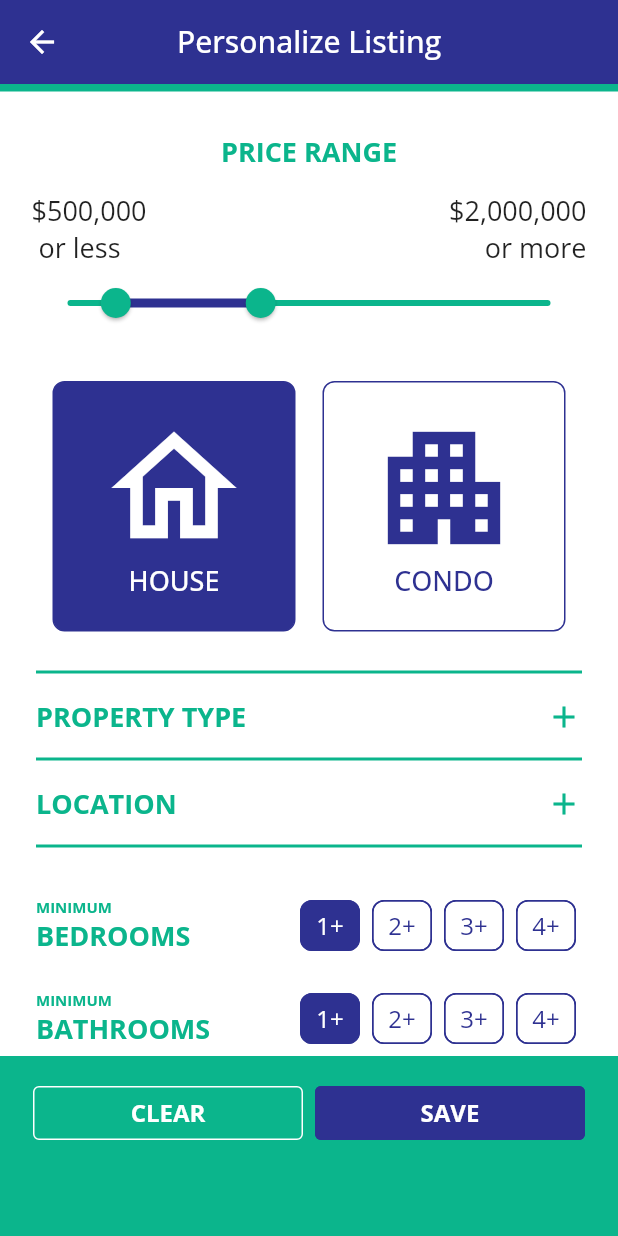
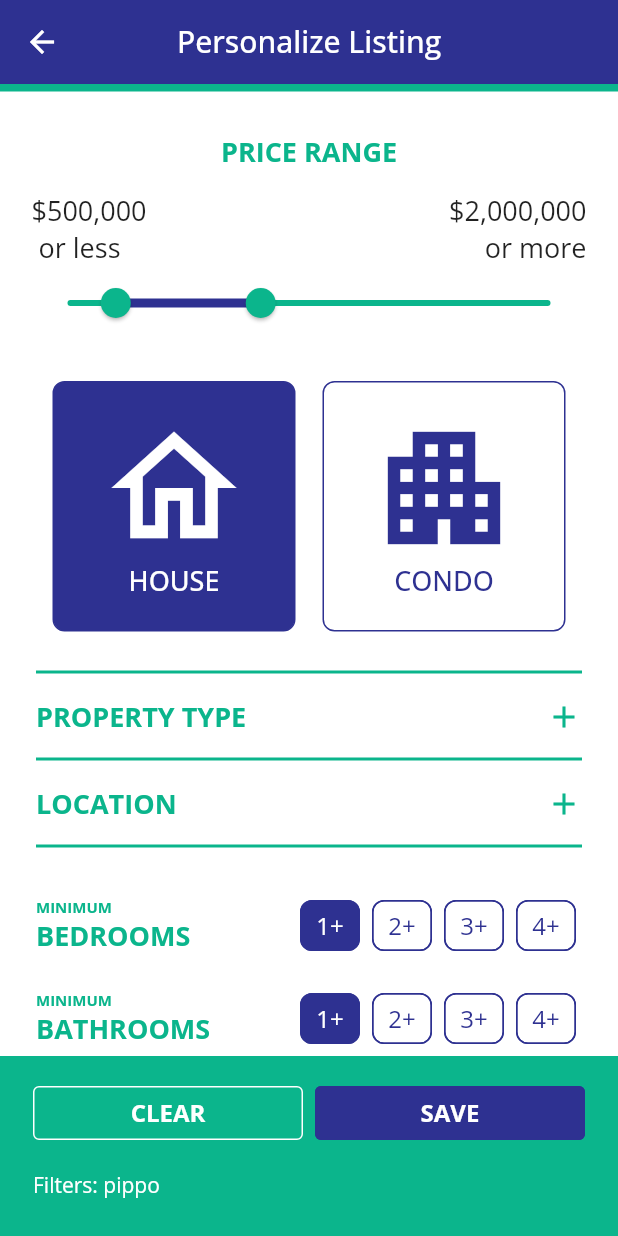
Before and after one commit to hesptech/rhouse_test, a Flutter app: the screen it shows after launch, after a tap on the "tune" icon, on a phone screen of 412 x 824 dp. Run offline on Flutter 3.47's test engine with Material 2 defaults, Android fonts, the phone set to English and light mode, and no system bars; our stand-ins replace firebase_auth, firebase_core, geolocator, google_fonts, google_maps_flutter and 1 more; missing offline and left inert: dart:ffi; accounts and stored records are empty.

Commit message:
provider filters fix

```diff
--- a/lib/filters/filters_bottom_bar.dart
+++ b/lib/filters/filters_bottom_bar.dart
@@ -1,10 +1,10 @@
 import 'package:flutter/material.dart';
 
-//import 'package:provider/provider.dart';
+import 'package:provider/provider.dart';
 
 import 'package:flutter_black_white/utils/constants.dart';
 //import 'package:flutter_black_white/utils/shared_preferences.dart';
-//import 'package:flutter_black_white/providers/filter_provider.dart';
+import 'package:flutter_black_white/providers/filter_provider.dart';
 
 
 class FiltersBottomBar extends StatefulWidget {
@@ -18,9 +18,9 @@ class _FiltersBottomBarState extends State<FiltersBottomBar> {
   @override
   Widget build(BuildContext context) {
 
-    //final filterProvider = Provider.of<FilterProvider>( context );
+    final filterProvider = Provider.of<FilterProvider>( context );
 
-    //final currentFilter = filterProvider.filterProvider;
+    final currentFilter = filterProvider.filterProvider;
 
     return Container(
             height: 120,
@@ -73,7 +73,7 @@ class _FiltersBottomBarState extends State<FiltersBottomBar> {
                 Row(
                   mainAxisAlignment: MainAxisAlignment.start,
                   children: [
-                    //Text('Filters: $currentFilter', style: const TextStyle(color: Colors.white,),)
+                    Text('Filters: $currentFilter', style: const TextStyle(color: Colors.white,),)
                   ],
                 ),
               ],
--- a/lib/filters/filters_tr_east.dart
+++ b/lib/filters/filters_tr_east.dart
@@ -1,4 +1,7 @@
 import 'package:flutter/material.dart';
+import 'package:flutter_black_white/providers/filter_provider.dart';
+import 'package:provider/provider.dart';
+
 import 'package:flutter_black_white/utils/constants.dart';
 //import 'package:flutter_black_white/utils/shared_preferences.dart';
 
@@ -33,6 +36,9 @@ class _FiltersTrEastState extends State<FiltersTrEast> {
 
   @override
   Widget build(BuildContext context) {
+
+    final filterProvider = Provider.of<FilterProvider>( context );
+
     return Column(
       children: [
         const SizedBox( height: 1.0, ),
@@ -51,6 +57,13 @@ class _FiltersTrEastState extends State<FiltersTrEast> {
               const Text('Toronto East', style: TextStyle(color: kPrimaryColor, fontWeight: FontWeight.w500, ),),
               TextButton(
                 onPressed: () {
+
+                  if (filterProvider.filterProvider == "pippo" ) {
+                    filterProvider.filterProvider = "pin";
+                  } else {
+                    filterProvider.filterProvider = "pippo";
+                  }
+
                   setState(() {
                     _filtersTorontoEast.clear();
                     if(citySelectAllTorontoEast) {
--- a/lib/main.dart
+++ b/lib/main.dart
@@ -24,11 +24,11 @@ class AppState extends StatelessWidget {
   Widget build(BuildContext context) {
     return MultiProvider(
       providers: [
+        ChangeNotifierProvider(create: ( _ ) => FilterProvider(), ),
         ChangeNotifierProvider(
           create: (context) => ApplicationState(),
           builder: (context, _) => const App(),
         ),
-        ChangeNotifierProvider(create: ( _ ) => FilterProvider(), ),
       ],
       child: const App(),
     );
--- a/lib/screens/filters_screen.dart
+++ b/lib/screens/filters_screen.dart
@@ -1,12 +1,12 @@
 import 'package:flutter/material.dart';
 
+import 'package:flutter_black_white/utils/constants.dart';
+import 'package:flutter_black_white/utils/shared_preferences.dart';
+import 'package:flutter_black_white/utils/widgets_formatting.dart';
 import 'package:flutter_black_white/filters/filters.dart';
 import 'package:flutter_black_white/filters/filters_bathrooms.dart';
 import 'package:flutter_black_white/filters/filters_bedrooms.dart';
 import 'package:flutter_black_white/filters/filters_more.dart';
-import 'package:flutter_black_white/utils/constants.dart';
-import 'package:flutter_black_white/utils/shared_preferences.dart';
-import 'package:flutter_black_white/utils/widgets_formatting.dart';
 
 
 
```
